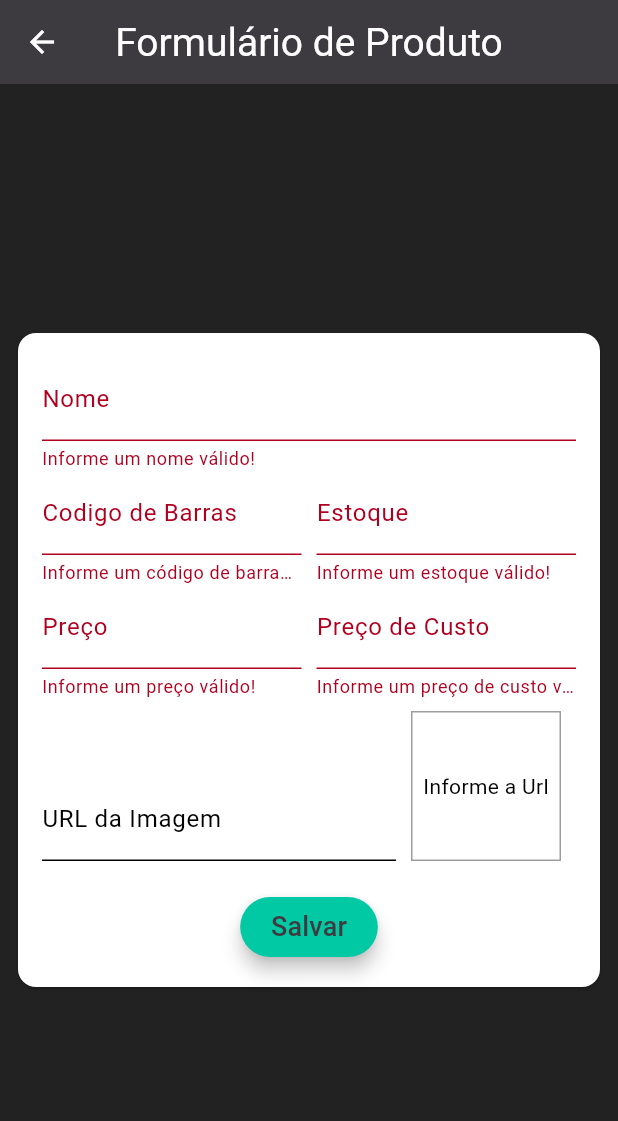
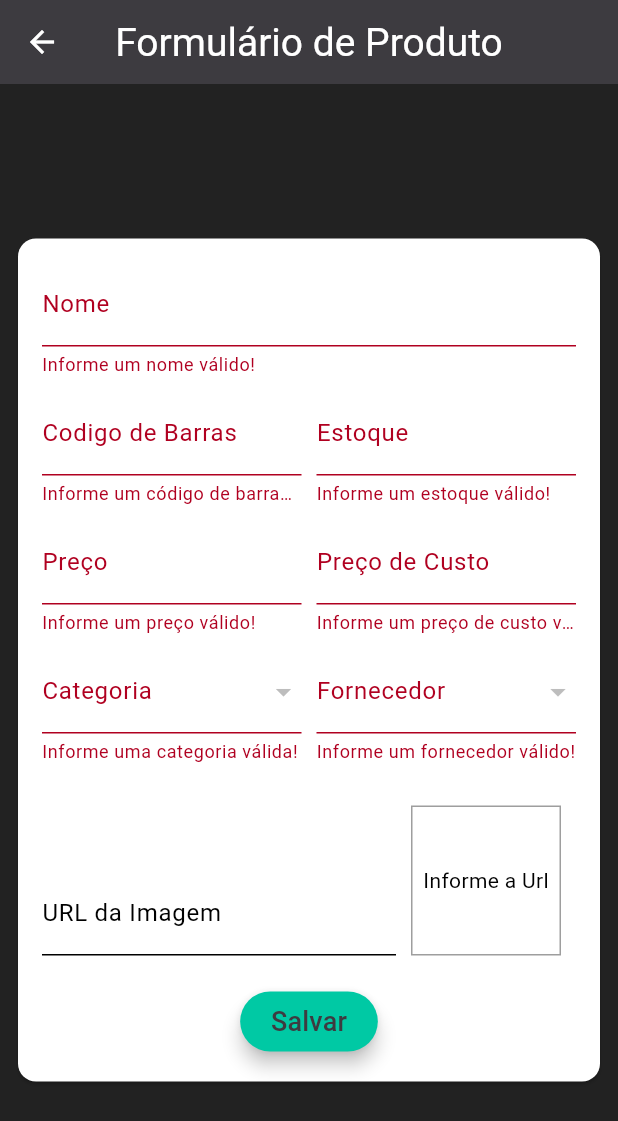
Before and after one commit to Eder-Queiroz/pdv-app, a Flutter app: the ProductFormPage screen opened by its route, after a tap on "Salvar", on a phone screen of 412 x 824 dp. Shown: the top 1121 px of the screen. Run offline on Flutter 3.47's test engine with Material 3 defaults, Android fonts, the phone set to English and light mode, and no system bars; our stand-ins replace flutter_svg, sqflite; accounts and stored records are empty.

Commit message:
Fix: create function add product and category_form modal

```diff
--- a/lib/pages/product_form_page.dart
+++ b/lib/pages/product_form_page.dart
@@ -1,4 +1,10 @@
 import 'package:flutter/material.dart';
+import 'package:pdv_app/model/category.dart';
+import 'package:pdv_app/provider/category_provider.dart';
+import 'package:pdv_app/provider/supplier_provider.dart';
+import 'package:provider/provider.dart';
+
+import '../provider/product_provider.dart';
 
 class ProductFormPage extends StatefulWidget {
   const ProductFormPage({super.key});
@@ -39,6 +45,31 @@ class _ProductFormPageState extends State<ProductFormPage> {
     }
 
     _formKey.currentState?.save();
+
+    try {
+      final name = _formData['name']!;
+      final barCode = _formData['barCode']!;
+      final price = double.parse(_formData['price']!);
+      final costPrice = double.parse(_formData['costPrice']!);
+      final unit = int.parse(_formData['unit']!);
+      final urlImage = _formData['urlImage'];
+      final categoryId = int.parse(_formData['categoryId']!);
+      final supplierId = int.parse(_formData['supplierId']!);
+
+      Provider.of<ProductProvider>(context, listen: false).createProduct(
+        name: name,
+        barCode: barCode,
+        price: price,
+        costPrice: costPrice,
+        unit: unit,
+        urlImage: urlImage,
+        categoryId: categoryId,
+        supplierId: supplierId,
+      );
+      Navigator.of(context).pop();
+    } catch (error) {
+      print(error);
+    }
   }
 
   @override
@@ -76,6 +107,9 @@ class _ProductFormPageState extends State<ProductFormPage> {
                         onSaved: (name) {
                           _formData['name'] = name ?? '';
                         },
+                      ),
+                      const SizedBox(
+                        height: 10,
                       ),
                       Row(
                         children: <Widget>[
@@ -126,6 +160,9 @@ class _ProductFormPageState extends State<ProductFormPage> {
                             ),
                           ),
                         ],
+                      ),
+                      const SizedBox(
+                        height: 10,
                       ),
                       Row(
                         children: <Widget>[
@@ -182,6 +219,79 @@ class _ProductFormPageState extends State<ProductFormPage> {
                             ),
                           ),
                         ],
+                      ),
+                      const SizedBox(
+                        height: 10,
+                      ),
+                      Row(
+                        children: <Widget>[
+                          Expanded(
+                            child: Consumer<CategoryProvider>(
+                              builder: (context, value, child) =>
+                                  DropdownButtonFormField(
+                                decoration: const InputDecoration(
+                                    labelText: 'Categoria'),
+                                items: value.items.map((Category category) {
+                                  return DropdownMenuItem(
+                                    value: category.id,
+                                    child: Text(category.name),
+                                  );
+                                }).toList(),
+                                validator: (categoryId) {
+                                  if (categoryId == null) {
+                                    return 'Informe uma categoria válida!';
+                                  }
+
+                                  return null;
+                                },
+                                onChanged: (categoryId) {
+                                  _formData['categoryId'] =
+                                      categoryId.toString();
+                                },
+                                onSaved: (categoryId) {
+                                  _formData['categoryId'] =
+                                      categoryId.toString();
+                                },
+                              ),
+                            ),
+                          ),
+                          const SizedBox(
+                            width: 10,
+                          ),
+                          Expanded(
+                            child: Consumer<SupplierProvider>(
+                              builder: (context, value, child) =>
+                                  DropdownButtonFormField(
+                                decoration: const InputDecoration(
+                                    labelText: 'Fornecedor'),
+                                items: value.items.map((supplier) {
+                                  return DropdownMenuItem(
+                                    value: supplier.id,
+                                    child: Text(supplier.name),
+                                  );
+                                }).toList(),
+                                validator: (supplierId) {
+                                  if (supplierId == null) {
+                                    return 'Informe um fornecedor válido!';
+                                  }
+
+                                  return null;
+                                },
+                                onChanged: (supplierId) {
+                                  _formData['supplierId'] =
+                                      supplierId.toString();
+                                },
+                                onSaved: (supplierId) {
+                                  _formData['supplierId'] =
+                                      supplierId.toString();
+                                },
+                              ),
+                            ),
+                          ),
+                        ],
+                      ),
+                      const SizedBox(
+                        height: 20,
                       ),
                       Row(
                         crossAxisAlignment: CrossAxisAlignment.end,
--- a/lib/provider/category_provider.dart
+++ b/lib/provider/category_provider.dart
@@ -1,12 +1,45 @@
 import 'package:flutter/material.dart';
-import 'package:pdv_app/data/dummy_data.dart';
-
+import 'package:sqflite/sqflite.dart';
 import '../model/category.dart';
+import '../utils/db_util.dart';
 
 class CategoryProvider with ChangeNotifier {
-  List<Category> _items = [...categoriesData];
+  late Database db;
+
+  final List<Category> _items = [];
 
   List<Category> get items => [..._items];
 
+  CategoryProvider() {
+    loadCategories();
+  }
+
   int get itemsCount => _items.length;
+
+  Future<void> loadCategories() async {
+    db = await DbUtil.instance.database;
+    final List<Map<String, dynamic>> categories = await db.query("categories");
+    _items.clear();
+    categories.forEach((category) {
+      _items.add(Category(
+        id: category["id"],
+        name: category["name"],
+      ));
+    });
+    notifyListeners();
+  }
+
+  Future<void> createCategory(String name) async {
+    db = await DbUtil.instance.database;
+
+    await db.insert(
+      "categories",
+      {
+        "name": name,
+      },
+      conflictAlgorithm: ConflictAlgorithm.replace,
+    );
+
+    loadCategories();
+  }
 }
```
Also changed, not shown: lib/components/category_form.dart (added, +93 -0 lines), lib/components/product_grid.dart (+8 -1 lines), lib/pages/product_page.dart (+13 -4 lines), lib/provider/product_provider.dart (+57 -2 lines).
